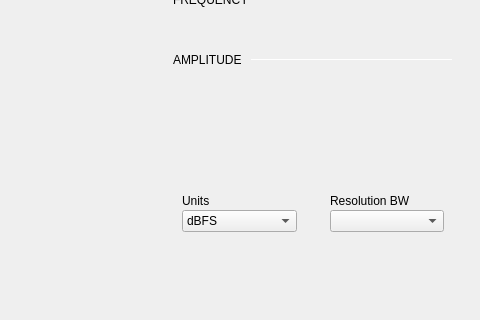
This is ui/spectrum_analyzer.ui in analogdevicesinc/scopy as Qt 5 draws it before an edit; both pictures show x 509 to 989 and y 220 to 540 of the 989 by 661 pixel window. The edited form follows.
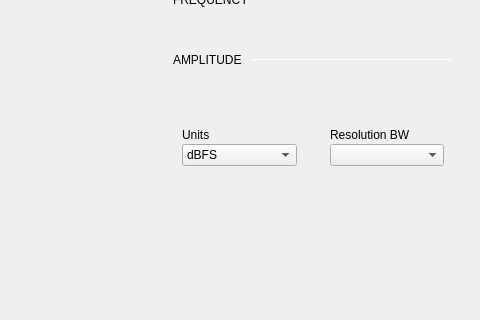
This is the edited form. The open tabs and pages were chosen to show the change. Icons and pictures are not drawn. Custom widgets are drawn as their Qt base class.

Commit message: Spectrum Analyzer: Fix alignment for spinboxes when VRootHz is active.

What changed in the file:
```diff
--- a/ui/spectrum_analyzer.ui
+++ b/ui/spectrum_analyzer.ui
@@ -1365,7 +1365,7 @@
                      <item row="0" column="0">
                       <widget class="QWidget" name="verticalWidget" native="true">
                        <property name="sizePolicy">
-                        <sizepolicy hsizetype="Preferred" vsizetype="Fixed">
+                        <sizepolicy hsizetype="Preferred" vsizetype="Preferred">
                          <horstretch>0</horstretch>
                          <verstretch>0</verstretch>
                         </sizepolicy>
@@ -1412,7 +1412,7 @@
                      <item row="0" column="1">
                       <widget class="QWidget" name="verticalWidget_2" native="true">
                        <property name="sizePolicy">
-                        <sizepolicy hsizetype="Preferred" vsizetype="Fixed">
+                        <sizepolicy hsizetype="Preferred" vsizetype="Preferred">
                          <horstretch>0</horstretch>
                          <verstretch>0</verstretch>
                         </sizepolicy>
```
